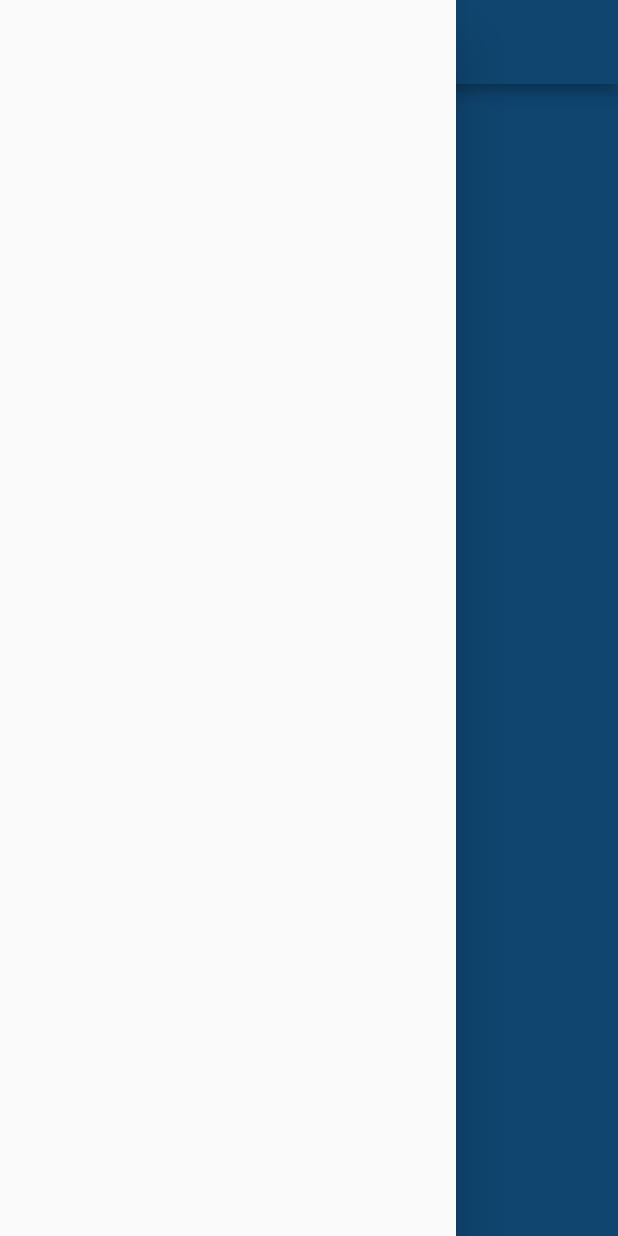
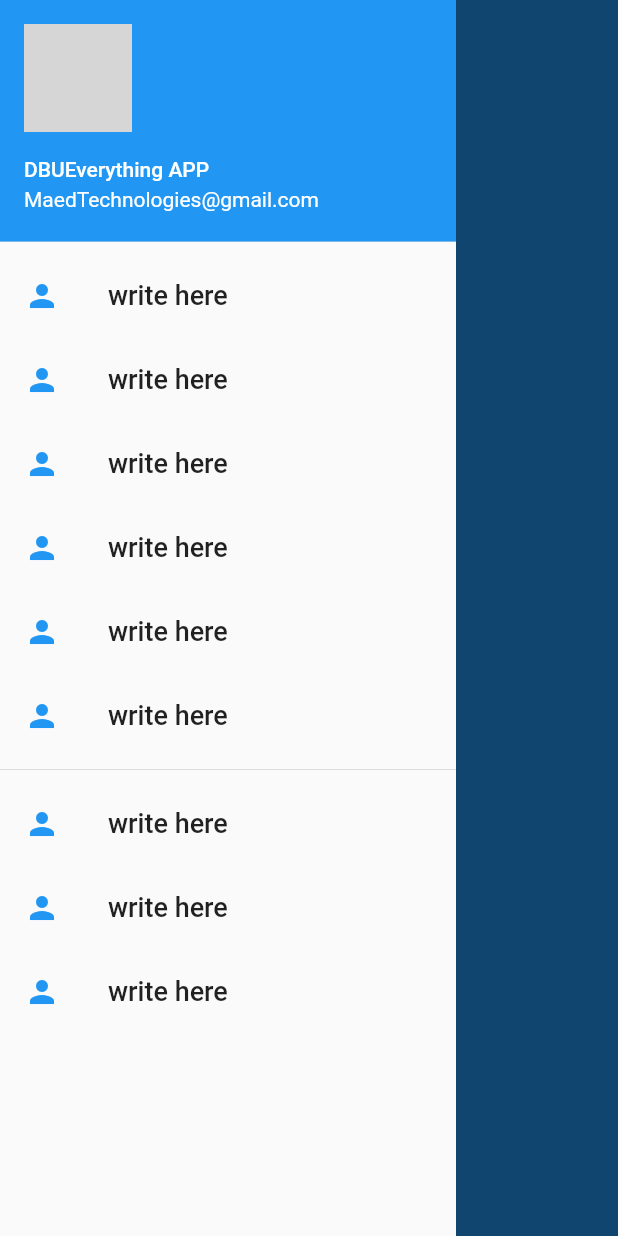
Before and after one commit to MaedTech/DBU-Everthings, a Flutter app: the screen it shows after launch, with the side drawer open, on a phone screen of 412 x 824 dp. Run offline on Flutter 3.47's test engine with Material 2 defaults, Android fonts, the phone set to English and light mode, and no system bars; our stand-ins replace google_maps_flutter; grey boxes are pictures that could not be loaded.

Commit message:
notification page drawer added

```diff
--- a/lib/Notification.dart
+++ b/lib/Notification.dart
@@ -1,4 +1,5 @@
 import 'package:flutter/material.dart';
+import 'aboutus.dart';
 
 
 
@@ -12,8 +13,155 @@ class _DbuEvethingNotState extends State<DbuEvethingNot> {
   Widget build(BuildContext context) {
     return Scaffold(
 
-      drawer: new Drawer(),
+      drawer: new Drawer(
+        elevation: (0.0),
+        child: ListView(
+          children: <Widget>[
+            Container(
+              child: UserAccountsDrawerHeader(
+                accountName: Text('DBUEverything APP'),
+                accountEmail: Text('MaedTechnologies@gmail.com'),
+                currentAccountPicture: CircleAvatar(
+                  backgroundImage: AssetImage(''),
+                ),
+              )
+              ,
+            ),
+          ListTile(
+            title: Text('write here ', style: TextStyle(fontSize: 18.0),),
+            onTap: (){
+              Navigator.of(context).pop();
+              Navigator.push(context,
+              MaterialPageRoute(
+                builder: (BuildContext context) => AboutPage()
+              ));
+            },
+          leading: Icon(
+              Icons.person,
+              color: Colors.blue,
+          ),
+          ),
+            ListTile(
+              title: Text('write here ', style: TextStyle(fontSize: 18.0),),
+              onTap: (){
+                Navigator.of(context).pop();
+                Navigator.push(context,
+                    MaterialPageRoute(
+                        builder: (BuildContext context) => AboutPage()
+                    ));
+              },
+              leading: Icon(
+                Icons.person,
+                color: Colors.blue,
+              ),
+            ),
+            ListTile(
+              title: Text('write here ', style: TextStyle(fontSize: 18.0),),
+              onTap: (){
+                Navigator.of(context).pop();
+                Navigator.push(context,
+                    MaterialPageRoute(
+                        builder: (BuildContext context) => AboutPage()
+                    ));
+              },
+              leading: Icon(
+                Icons.person,
+                color: Colors.blue,
+              ),
+            ),
+            ListTile(
+              title: Text('write here ', style: TextStyle(fontSize: 18.0),),
+              onTap: (){
+                Navigator.of(context).pop();
+                Navigator.push(context,
+                    MaterialPageRoute(
+                        builder: (BuildContext context) => AboutPage()
+                    ));
+              },
+              leading: Icon(
+                Icons.person,
+                color: Colors.blue,
+              ),
+            ),
+            ListTile(
+              title: Text('write here ', style: TextStyle(fontSize: 18.0),),
+              onTap: (){
+                Navigator.of(context).pop();
+                Navigator.push(context,
+                    MaterialPageRoute(
+                        builder: (BuildContext context) => AboutPage()
+                    ));
+              },
+              leading: Icon(
+                Icons.person,
+                color: Colors.blue,
+              ),
+            ),
+            ListTile(
+              title: Text('write here ', style: TextStyle(fontSize: 18.0),),
+              onTap: (){
+                Navigator.of(context).pop();
+                Navigator.push(context,
+                    MaterialPageRoute(
+                        builder: (BuildContext context) => AboutPage()
+                    ));
+              },
+              leading: Icon(
+                Icons.person,
+                color: Colors.blue,
+              ),
+            ),
+
+            Divider(),
+            ListTile(
+              title: Text('write here ', style: TextStyle(fontSize: 18.0),),
+              onTap: (){
+                Navigator.of(context).pop();
+                Navigator.push(context,
+                    MaterialPageRoute(
+                        builder: (BuildContext context) => AboutPage()
+                    ));
+              },
+              leading: Icon(
+                Icons.person,
+                color: Colors.blue,
+              ),
+            ),
+            ListTile(
+              title: Text('write here ', style: TextStyle(fontSize: 18.0),),
+              onTap: (){
+                Navigator.of(context).pop();
+                Navigator.push(context,
+                    MaterialPageRoute(
+                        builder: (BuildContext context) => AboutPage()
+                    ));
+              },
+              leading: Icon(
+                Icons.person,
+                color: Colors.blue,
+              ),
+            ),
+            ListTile(
+              title: Text('write here ', style: TextStyle(fontSize: 18.0),),
+              onTap: (){
+                Navigator.of(context).pop();
+                Navigator.push(context,
+                    MaterialPageRoute(
+                        builder: (BuildContext context) => AboutPage()
+                    ));
+              },
+              leading: Icon(
+                Icons.person,
+                color: Colors.blue,
+              ),
+            ),
+          ],
+
+        ),
+      ),
       appBar: AppBar(
+        elevation: 0,
+
       ),
         backgroundColor: Colors.blue,
     );
```
